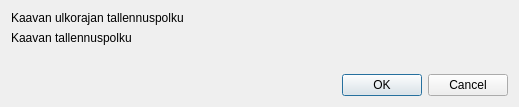
Qt form arho_feature_template/gui/dialogs/serialize_plan.ui (GispoCoding/arho-qgis-plugin) before a commit.
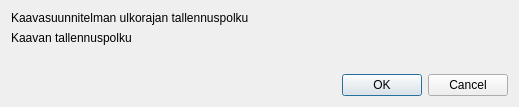
The same form after that commit. Custom widgets are drawn as their Qt base class.

```diff
--- a/arho_feature_template/gui/dialogs/serialize_plan.ui
+++ b/arho_feature_template/gui/dialogs/serialize_plan.ui
@@ -31,7 +31,7 @@
      <item row="0" column="0">
       <widget class="QLabel" name="plan_outline_label">
        <property name="text">
-        <string>Kaavan ulkorajan tallennuspolku</string>
+        <string>Kaavasuunnitelman ulkorajan tallennuspolku</string>
        </property>
       </widget>
      </item>
```
Left out of the diff: 6 changed lines with no effect on the pictures.
